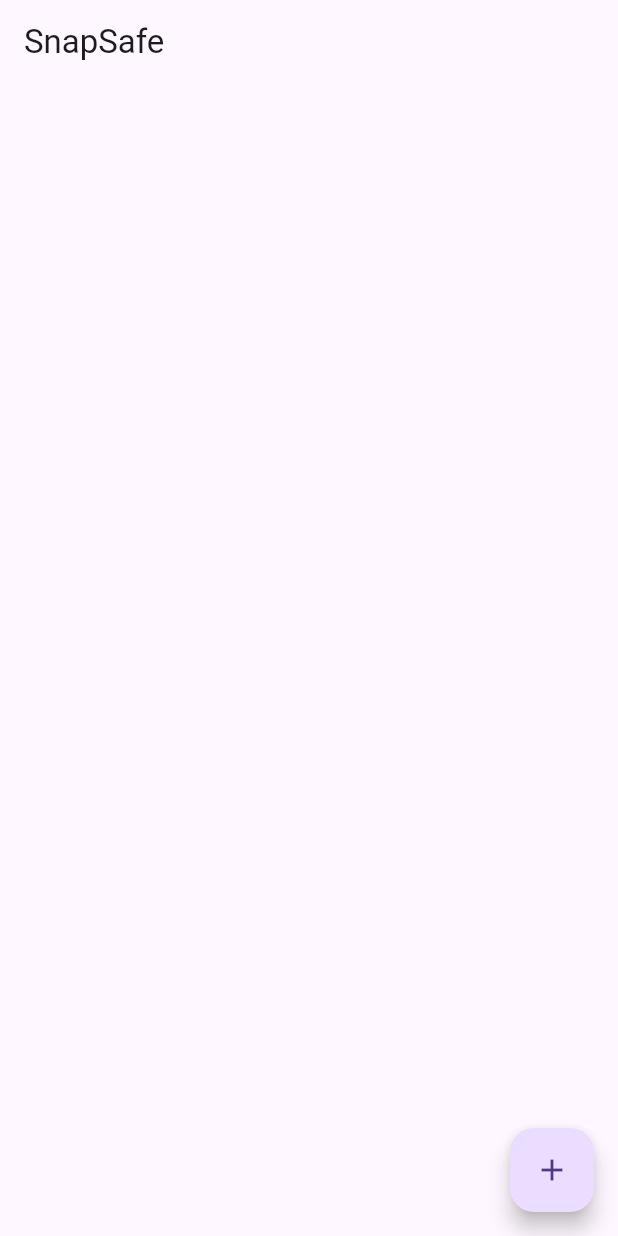
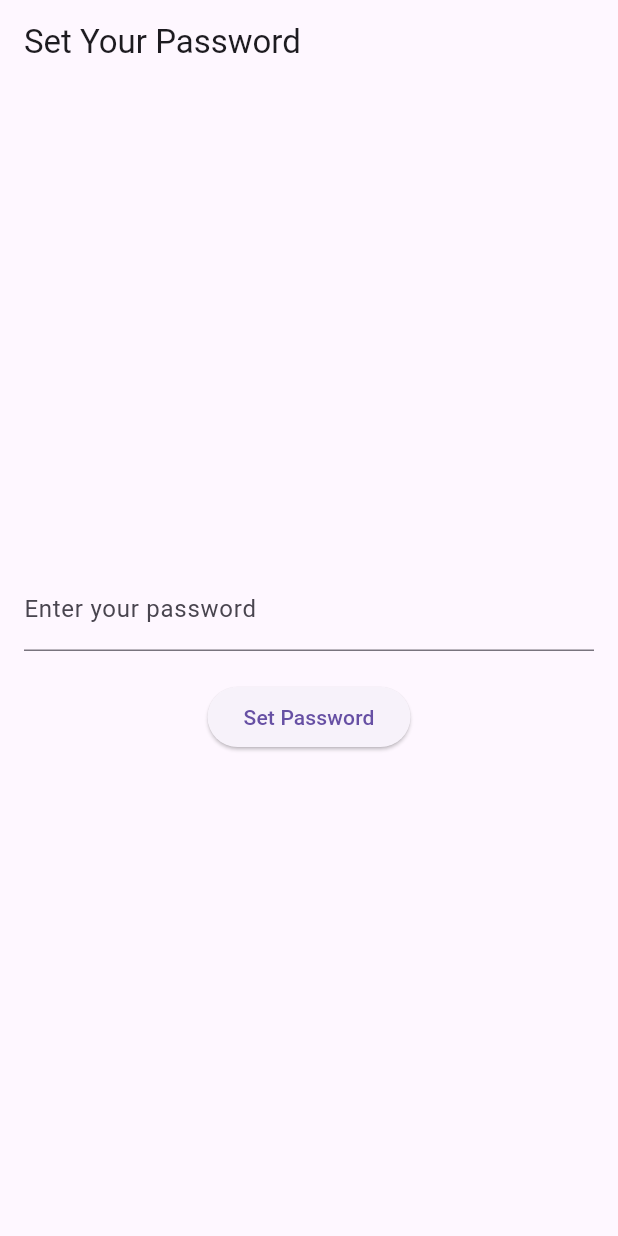
Before and after one commit to Amwaterwall/snapsafe, a Flutter app: the screen it shows after launch, on a phone screen of 412 x 824 dp. Run offline on Flutter 3.47's test engine with Material 3 defaults, Android fonts, the phone set to English and light mode, and no system bars; our stand-ins replace flutter_secure_storage, image_picker, shared_preferences.

Commit message:
update password features.
update password features.

```diff
--- a/lib/main.dart
+++ b/lib/main.dart
@@ -1,54 +1,65 @@
+// ignore_for_file: prefer_const_constructors, duplicate_import, unused_import, use_key_in_widget_constructors
+
 import 'package:flutter/material.dart';
 import 'package:shared_preferences/shared_preferences.dart';
+import 'services/auth_service.dart';
+
+import 'screens/home_screen.dart';
+import 'screens/password_screen.dart';
 import 'screens/lock_screen.dart';
-import 'screens/home_screen.dart';
 
 void main() {
-  runApp(const MyApp());
+  runApp(MyApp());
 }
 
+
 class MyApp extends StatelessWidget {
-  const MyApp({super.key}); // Add const constructor
+  Future<bool> _hasPassword() async {
+    final authService = AuthService();
+    final password = await authService.getPassword();
+    return password != null && password.isNotEmpty;
+  }
 
   @override
   Widget build(BuildContext context) {
     return MaterialApp(
       title: 'SnapSafe',
-      theme: ThemeData(
-        primarySwatch: Colors.blue,
+      theme: ThemeData(primarySwatch: Colors.blue),
+      home: FutureBuilder<bool>(
+        future: _hasPassword(),
+        builder: (context, snapshot) {
+          if (snapshot.connectionState == ConnectionState.waiting) {
+            return const CircularProgressIndicator(); // Loading state
+          } else if (snapshot.data == true) {
+            // If password exists, navigate to LockScreen
+            return FutureBuilder<String?>(
+              future: AuthService().getPassword(),
+              builder: (context, snapshot) {
+                if (snapshot.connectionState == ConnectionState.done && snapshot.hasData) {
+                  return LockScreen(password: snapshot.data!);
+                } else {
+                  return const CircularProgressIndicator();
+                }
+              },
+            );
+          } else {
+            // If no password, navigate to PasswordScreen to set it up
+            return PasswordScreen();
+          }
+        },
       ),
-      home: EntryPoint(),
+      routes: {
+        '/lock': (context) => FutureBuilder<String?>(
+              future: AuthService().getPassword(),
+              builder: (context, snapshot) {
+                if (snapshot.connectionState == ConnectionState.done && snapshot.hasData) {
+                  return LockScreen(password: snapshot.data!);
+                } else {
+                  return const CircularProgressIndicator();
+                }
+              },
+            ),
+      },
     );
   }
 }
-
-
-class EntryPoint extends StatefulWidget {
-  const EntryPoint({super.key});
-
-  @override
-  _EntryPointState createState() => _EntryPointState();
-}
-
-class _EntryPointState extends State<EntryPoint> {
-  bool _isPasswordSet = false;
-
-  @override
-  void initState() {
-    super.initState();
-    _checkPassword();
-  }
-
-  Future<void> _checkPassword() async {
-    final prefs = await SharedPreferences.getInstance();
-    final password = prefs.getString('user_password');
-    setState(() {
-      _isPasswordSet = password != null;
-    });
-  }
-
-  @override
-  Widget build(BuildContext context) {
-    return _isPasswordSet ? LockScreen() : HomeScreen();
-  }
-}
--- /dev/null
+++ b/lib/screens/password_screen.dart
@@ -0,0 +1,53 @@
+// ignore_for_file: use_key_in_widget_constructors, library_private_types_in_public_api, use_build_context_synchronously
+
+import 'package:flutter/material.dart';
+import 'package:snapsafe/services/auth_service.dart';
+
+class PasswordScreen extends StatefulWidget {
+  @override
+  _PasswordScreenState createState() => _PasswordScreenState();
+}
+
+class _PasswordScreenState extends State<PasswordScreen> {
+  final TextEditingController _passwordController = TextEditingController();
+
+  void _setPassword() async {
+  final password = _passwordController.text;
+  if (password.isNotEmpty) {
+    final authService = AuthService();
+    await authService.setPassword(password);
+    Navigator.pushReplacementNamed(context, '/lock');
+  } else {
+    ScaffoldMessenger.of(context).showSnackBar(
+      const SnackBar(content: Text('Please enter a password')),
+    );
+  }
+}
+
+
+
+  @override
+  Widget build(BuildContext context) {
+    return Scaffold(
+      appBar: AppBar(title: const Text("Set Your Password")),
+      body: Padding(
+        padding: const EdgeInsets.all(16.0),
+        child: Column(
+          mainAxisAlignment: MainAxisAlignment.center,
+          children: [
+            TextField(
+              controller: _passwordController,
+              obscureText: true,
+              decoration: const InputDecoration(labelText: 'Enter your password'),
+            ),
+            const SizedBox(height: 20),
+            ElevatedButton(
+              onPressed: _setPassword,
+              child: const Text('Set Password'),
+            ),
+          ],
+        ),
+      ),
+    );
+  }
+}
```
Also changed, not shown: lib/screens/lock_screen.dart (+85 -22 lines), lib/services/auth_service.dart (+5 -8 lines), 1 other file.
